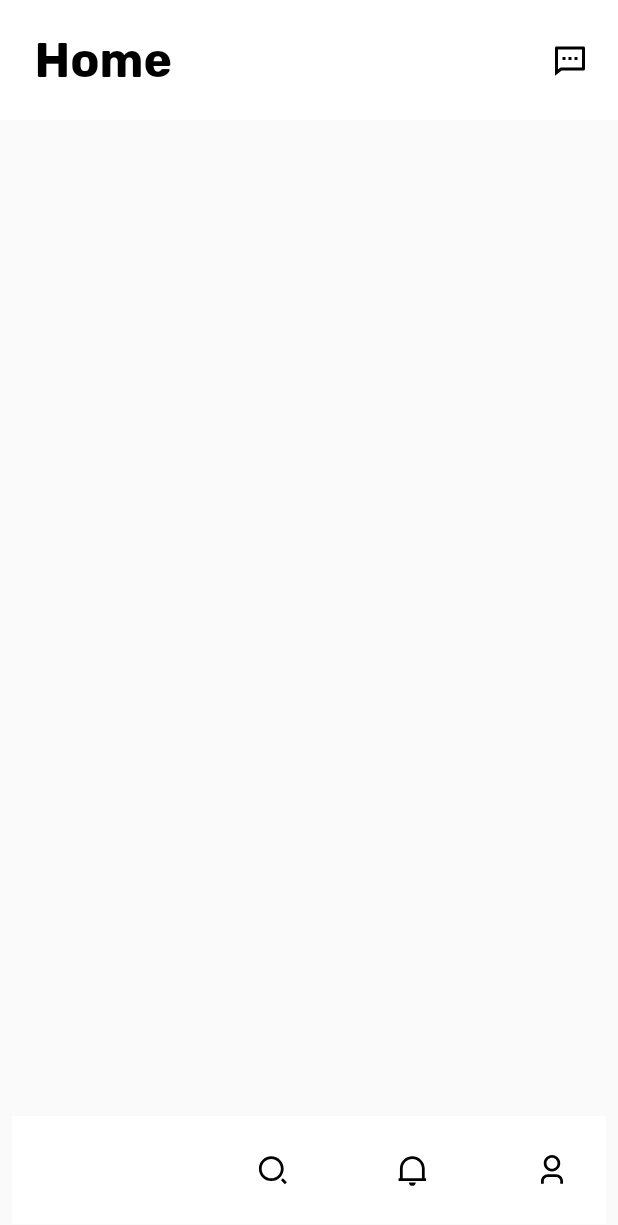
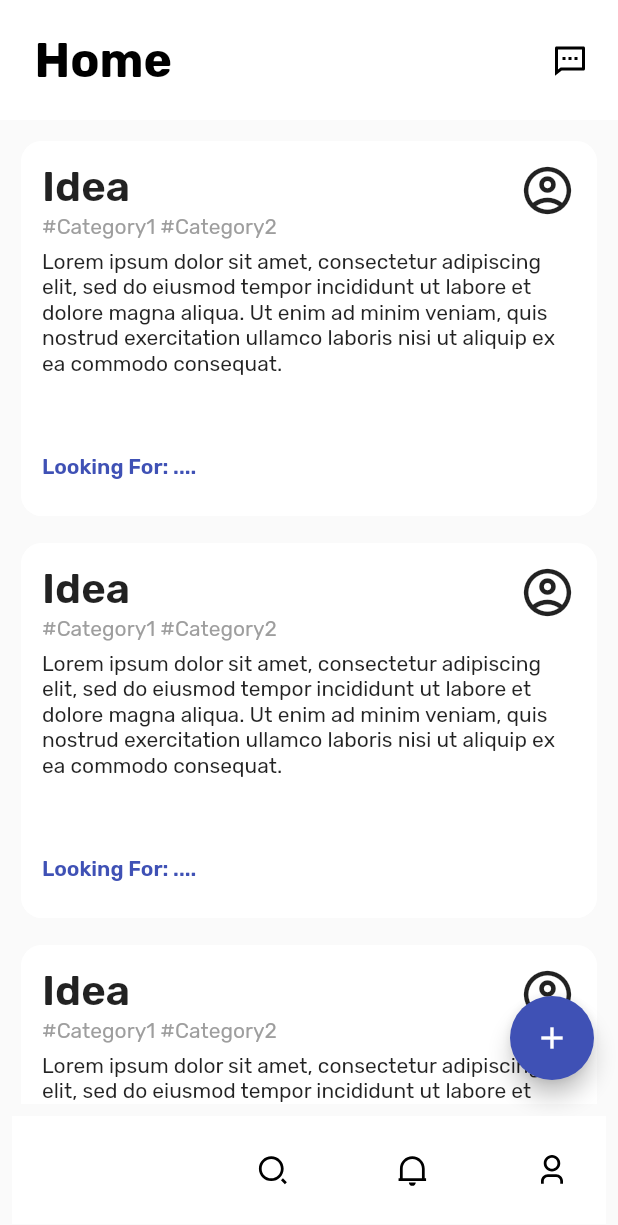
Before and after one commit to arjunarj/Agni, a Flutter app: the screen it shows once a user with an empty profile is signed in, on a phone screen of 412 x 824 dp. Shown: the top 1225 px of the screen. Run offline on Flutter 3.47's test engine with Material 2 defaults, Android fonts, the phone set to English and light mode, and no system bars; drawn by our look-alikes of google_nav_bar; our stand-ins replace cloud_firestore, firebase_auth, firebase_core, flutter_remix, google_fonts; accounts and stored records are empty.

Commit message:
Home & Search changes

```diff
--- a/lib/pages/app_route.dart
+++ b/lib/pages/app_route.dart
@@ -25,6 +25,7 @@ class _AppRouteState extends State<AppRoute> {
   List<Widget> _widgetOptions = <Widget>[
     HomePage(),
     SearchPage(),
+    //Text("Add"),
     NotificationsPage(),
     ProfilePage(),
   ];
@@ -58,13 +59,16 @@ class _AppRouteState extends State<AppRoute> {
               icon: FlutterRemix.search_2_line,
               text: 'Search',
             ),
+            // GButton(
+            //   icon: FlutterRemix.add_line,
+            // ),
             GButton(
               icon: FlutterRemix.notification_2_line,
               text: '1',
             ),
             GButton(
               icon: FlutterRemix.user_3_line,
-              text: 'Profile',
+              // text: 'Profile',
             ),
           ],
           selectedIndex: _selectedIndex,
--- a/lib/pages/home_page.dart
+++ b/lib/pages/home_page.dart
@@ -12,6 +12,11 @@ class _HomePageState extends State<HomePage> {
   @override
   Widget build(BuildContext context) {
     return Scaffold(
+      floatingActionButton: FloatingActionButton(
+        onPressed: () {},
+        backgroundColor: Colors.indigo,
+        child: Icon(Icons.add),
+      ),
       appBar: AppBar(
         toolbarHeight: 80,
         title: Padding(
@@ -37,6 +42,68 @@ class _HomePageState extends State<HomePage> {
               ))
         ],
       ),
+      body: ListView.builder(
+        itemCount: 5,
+        itemBuilder: (context, index) {
+          return Padding(
+            padding: const EdgeInsets.only(top: 10, left: 10, right: 10),
+            child: Card(
+              clipBehavior: Clip.antiAlias,
+              elevation: 0,
+              shape: RoundedRectangleBorder(
+                  borderRadius: BorderRadius.circular(14)),
+              child: SizedBox(
+                  height: 250,
+                  child: Container(
+                    color: Colors.white,
+                    child: Padding(
+                      padding: const EdgeInsets.all(14.0),
+                      child: Stack(
+                        children: [
+                          Column(
+                              crossAxisAlignment: CrossAxisAlignment.start,
+                              children: [
+                                Text(
+                                  "Idea",
+                                  style: TextStyle(
+                                    fontSize: 28,
+                                    fontWeight: FontWeight.w600,
+                                  ),
+                                ),
+                                SizedBox(height: 2),
+                                Text(
+                                  '#Category1 #Category2',
+                                  style: TextStyle(
+                                    fontSize: 14,
+                                    color: Colors.grey,
+                                  ),
+                                ),
+                                SizedBox(height: 6),
+                                Text(
+                                    'Lorem ipsum dolor sit amet, consectetur adipiscing elit, sed do eiusmod tempor incididunt ut labore et dolore magna aliqua. Ut enim ad minim veniam, quis nostrud exercitation ullamco laboris nisi ut aliquip ex ea commodo consequat.'),
+                                SizedBox(height: 52),
+                                Text(
+                                  "Looking For: ....",
+                                  style: TextStyle(
+                                    fontWeight: FontWeight.w600,
+                                    color: Colors.indigo,
+                                  ),
+                                ),
+                              ]),
+                          Align(
+                              alignment: Alignment.topRight,
+                              child: Icon(
+                                Icons.account_circle_outlined,
+                                size: 38,
+                              ))
+                        ],
+                      ),
+                    ),
+                  )),
+            ),
+          );
+        },
+      ),
     );
   }
 }
--- a/lib/pages/search_page.dart
+++ b/lib/pages/search_page.dart
@@ -30,6 +30,24 @@ class _SearchPageState extends State<SearchPage> {
         toolbarHeight: 80,
         backgroundColor: Colors.white,
         elevation: 0,
+      ),
+      body: GridView.builder(
+        itemCount: 8,
+        gridDelegate: SliverGridDelegateWithFixedCrossAxisCount(
+          crossAxisCount: 2,
+          childAspectRatio: 1.25,
+        ),
+        itemBuilder: (context, index) {
+          return Padding(
+              padding: const EdgeInsets.all(8.0),
+              child: ClipRRect(
+                borderRadius: BorderRadius.circular(14),
+                child: Container(
+                  color: Color.fromARGB(255, 240, 231, 255),
+                ),
               ));
+        },
+      ),
+    );
   }
 }
```
Lines whose indentation alone changed are shown as unchanged.
